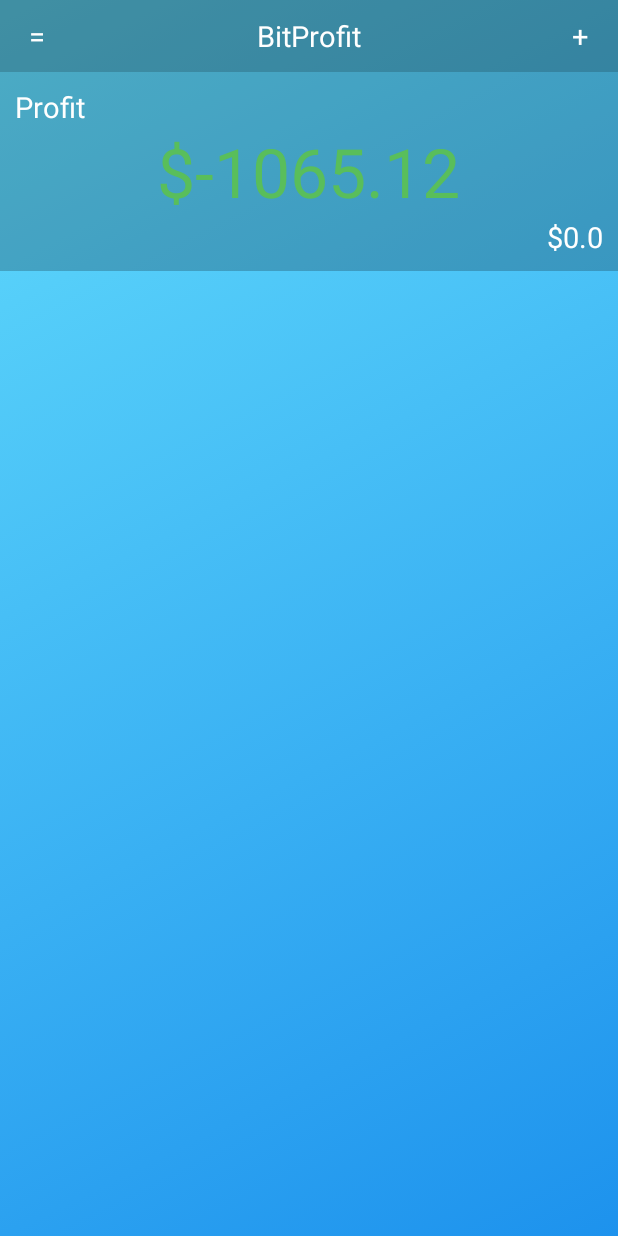
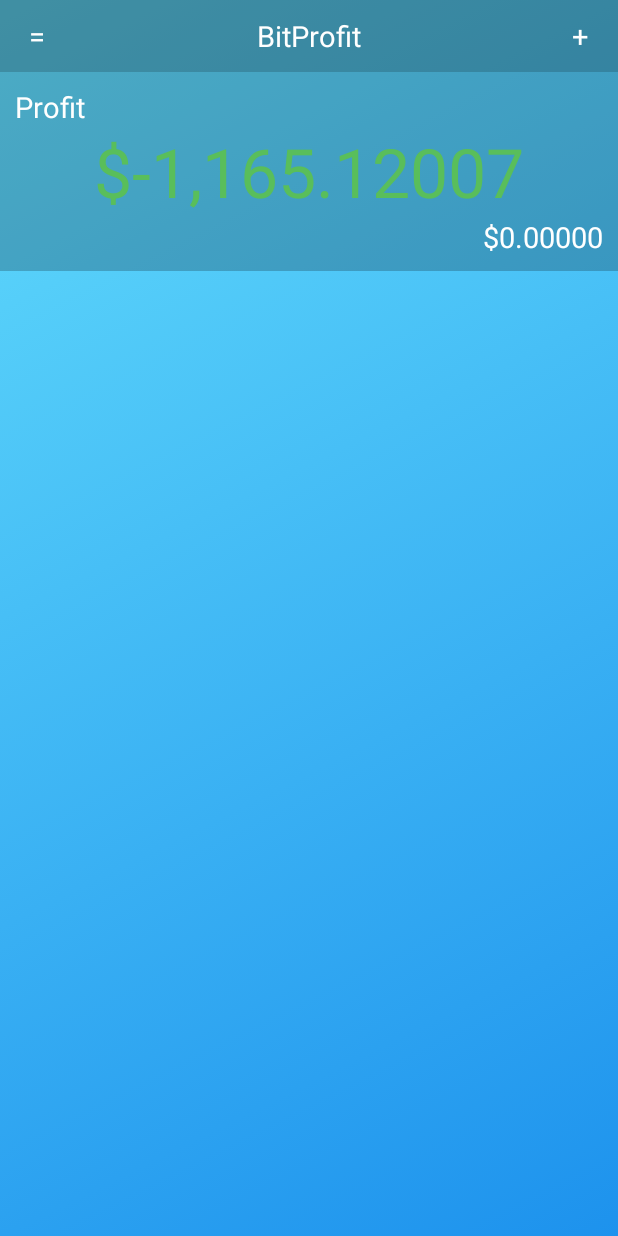
Before and after one commit to ChristopherBThai/BitProfit, an Android app: the screen it shows after launch (MainActivity), on a phone screen of 412 x 824 dp. Run offline under Robolectric (Android 15) with nearby library versions, the light colour scheme and no system bars; Roboto replaces fonts that are not available here.

Commit message:
Now correctly formats dollars

```diff
--- a/app/src/main/java/com/bitprofit/mono/bitprofit/MainActivity.java
+++ b/app/src/main/java/com/bitprofit/mono/bitprofit/MainActivity.java
@@ -50,6 +50,8 @@
 		Var.addCoin("bounty0x",239.7678921,50);
 		Var.addCoin("cardano",50,10.9466612378);
 		Var.addCoin("ripple",61.11809925,116.1084172342);
+		Var.addCoin("dragonchain",18.934047,50);
+		Var.addCoin("tron",308.691,50);
 		Var.addCoin("dogecoin",2000,18.882434);
 		Var.addCoin("reddcoin",1755.52958824,19.062553);
 
@@ -124,8 +126,8 @@
 		//getWindow().getDecorView().setSystemUiVisibility(View.SYSTEM_UI_FLAG_HIDE_NAVIGATION);
 	}
 
-	public static void setTotalProfit(double total,double totalProfit){
-		MainActivity.total.setText("$"+total);
-		MainActivity.totalProfit.setText("$"+totalProfit);
+	public static void setTotalProfit(String total,String totalProfit){
+		MainActivity.total.setText(total);
+		MainActivity.totalProfit.setText(totalProfit);
 	}
 }
--- a/app/src/main/java/com/bitprofit/mono/bitprofit/RVAdapter.java
+++ b/app/src/main/java/com/bitprofit/mono/bitprofit/RVAdapter.java
@@ -46,9 +46,9 @@
 	@Override
 	public void onBindViewHolder(CurrencyViewHolder currencyViewHolder, int i){
 		currencyViewHolder.name.setText(currencies.get(i).name);
-		currencyViewHolder.price.setText("$"+currencies.get(i).price);
-		currencyViewHolder.total.setText("$"+currencies.get(i).total);
-		currencyViewHolder.profit.setText("$"+currencies.get(i).profit);
+		currencyViewHolder.price.setText(currencies.get(i).price);
+		currencyViewHolder.total.setText(currencies.get(i).total);
+		currencyViewHolder.profit.setText(currencies.get(i).profit);
 		//ASyncTask FetchImage will update the image if it hasn't finished
 		if(currencies.get(i).icon==null)
 			currencies.get(i).needsReload(currencyViewHolder.image);
--- a/app/src/main/java/com/bitprofit/mono/bitprofit/async/FetchData.java
+++ b/app/src/main/java/com/bitprofit/mono/bitprofit/async/FetchData.java
@@ -51,7 +51,7 @@
 		if(!success)
 			return;
 		MainActivity.resetRecycleView();
-		MainActivity.setTotalProfit(roundToTwoDecimal(total),roundToTwoDecimal(totalProfit));
+		MainActivity.setTotalProfit(toDollars(total),toDollars(totalProfit));
 		inUse = false;
 	}
 
@@ -93,20 +93,19 @@
 			double profit = total - initial;
 			this.total += total;
 
-			price = roundToTwoDecimal(price);
-			total = roundToTwoDecimal(total);
-			profit = roundToTwoDecimal(profit);
+			String priceS = toDollars(price);
+			String totalS = toDollars(total);
+			String profitS = toDollars(profit);
 
-			Currency.updateCurrency(name,symbol,price,total,profit);
+			Currency.updateCurrency(name,symbol,priceS,totalS,profitS);
 		}catch(Exception e){
 			e.printStackTrace();
 		}
 	}
 
-	private double roundToTwoDecimal(double num){
-		num *= 100;
-		num = Math.round(num);
-		num /= 100;
-		return num;
+	private String toDollars(double num){
+		if(num<1)
+			return String.format("$%,.5f",num);
+		return String.format("$%,.2f",num);
 	}
 }
```
Also changed, not shown: app/src/main/java/com/bitprofit/mono/bitprofit/Currency.java (+4 -4 lines).
